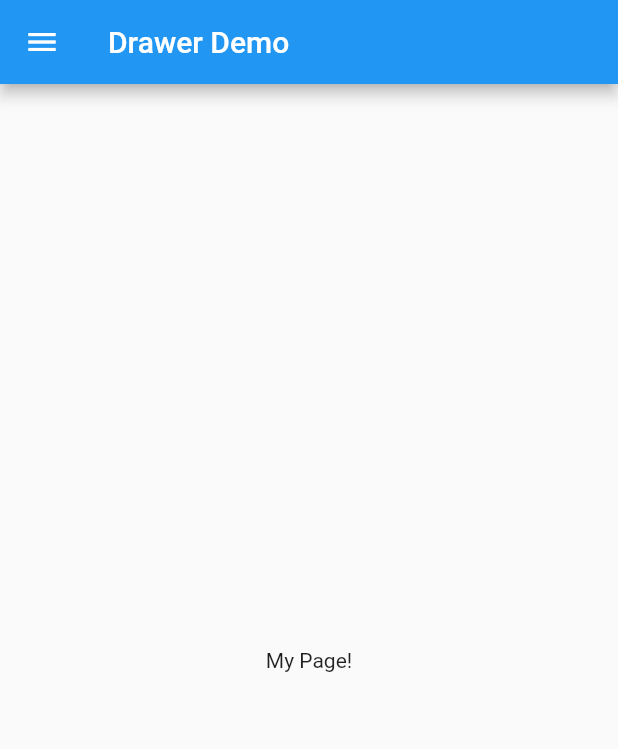
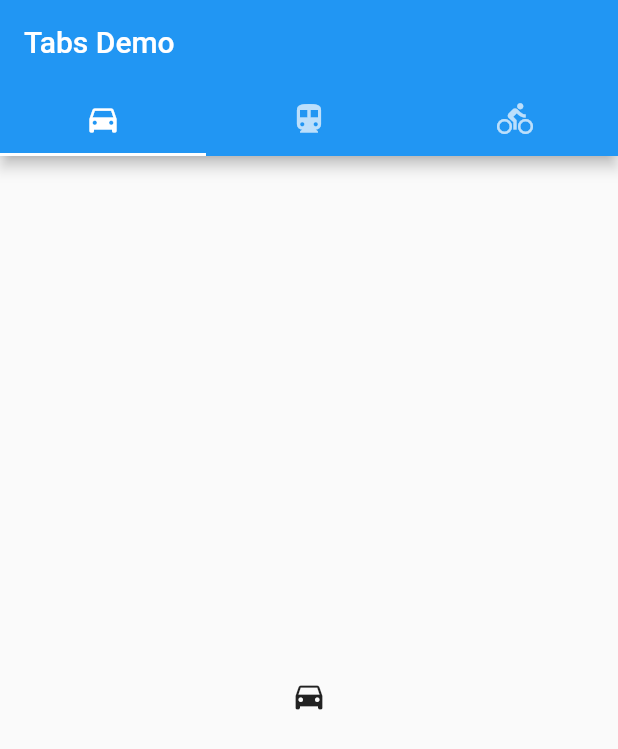
Before and after one commit to Rahulshahare/first-flutter-app, a Flutter app: the screen it shows after launch, on a phone screen of 412 x 824 dp. Shown: the top 749 px of the screen. Run offline on Flutter 3.47's test engine with Material 2 defaults, Android fonts, the phone set to English and light mode, and no system bars.

Commit message:
TabBarDemo

```diff
--- a/lib/main.dart
+++ b/lib/main.dart
@@ -1,62 +1,33 @@
 import 'package:flutter/material.dart';
 
-void main() => runApp(MyApp());
+void main() {
+  runApp(TabBarDemo());
+}
 
-class MyApp extends StatelessWidget {
-  final appTitle = 'Drawer Demo';
-
+class TabBarDemo extends StatelessWidget {
   @override
   Widget build(BuildContext context) {
     return MaterialApp(
-      title: appTitle,
-      home: MyHomePage(title: appTitle),
-    );
-  }
-}
-
-class MyHomePage extends StatelessWidget {
-  final String title;
-
-  MyHomePage({Key key, this.title}) : super(key: key);
-
-  @override
-  Widget build(BuildContext context) {
-    return Scaffold(
-      appBar: AppBar(title: Text(title)),
-      body: Center(child: Text('My Page!')),
-      drawer: Drawer(
-        // Add a ListView to the drawer. This ensures the user can scroll
-        // through the options in the drawer if there isn't enough vertical
-        // space to fit everything.
-        child: ListView(
-          // Important: Remove any padding from the ListView.
-          padding: EdgeInsets.zero,
-          children: <Widget>[
-            DrawerHeader(
-              child: Text('Drawer Header'),
-              decoration: BoxDecoration(
-                color: Colors.blue,
-              ),
+      home: DefaultTabController(
+        length: 3,
+        child: Scaffold(
+          appBar: AppBar(
+            bottom: TabBar(
+              tabs: [
+                Tab(icon: Icon(Icons.directions_car)),
+                Tab(icon: Icon(Icons.directions_transit)),
+                Tab(icon: Icon(Icons.directions_bike)),
+              ],
             ),
-            ListTile(
-              title: Text('Item 1'),
-              onTap: () {
-                // Update the state of the app
-                // ...
-                // Then close the drawer
-                Navigator.pop(context);
-              },
-            ),
-            ListTile(
-              title: Text('Item 2'),
-              onTap: () {
-                // Update the state of the app
-                // ...
-                // Then close the drawer
-                Navigator.pop(context);
-              },
-            ),
-          ],
+            title: Text('Tabs Demo'),
+          ),
+          body: TabBarView(
+            children: [
+              Icon(Icons.directions_car),
+              Icon(Icons.directions_transit),
+              Icon(Icons.directions_bike),
+            ],
+          ),
         ),
       ),
     );
```
